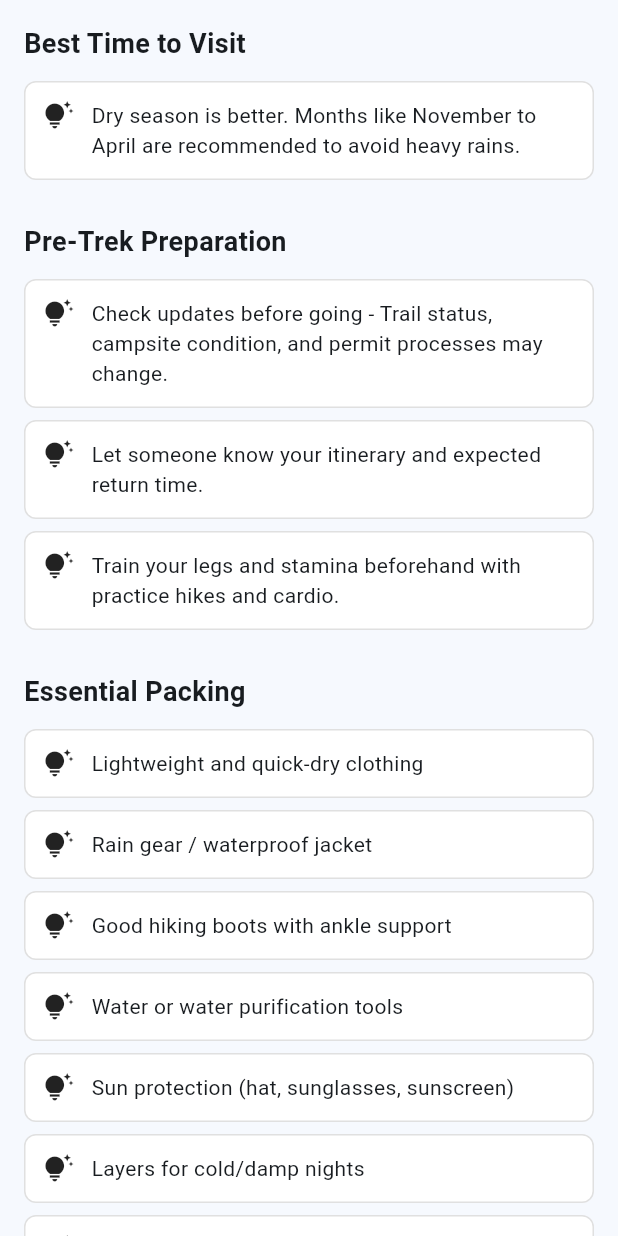
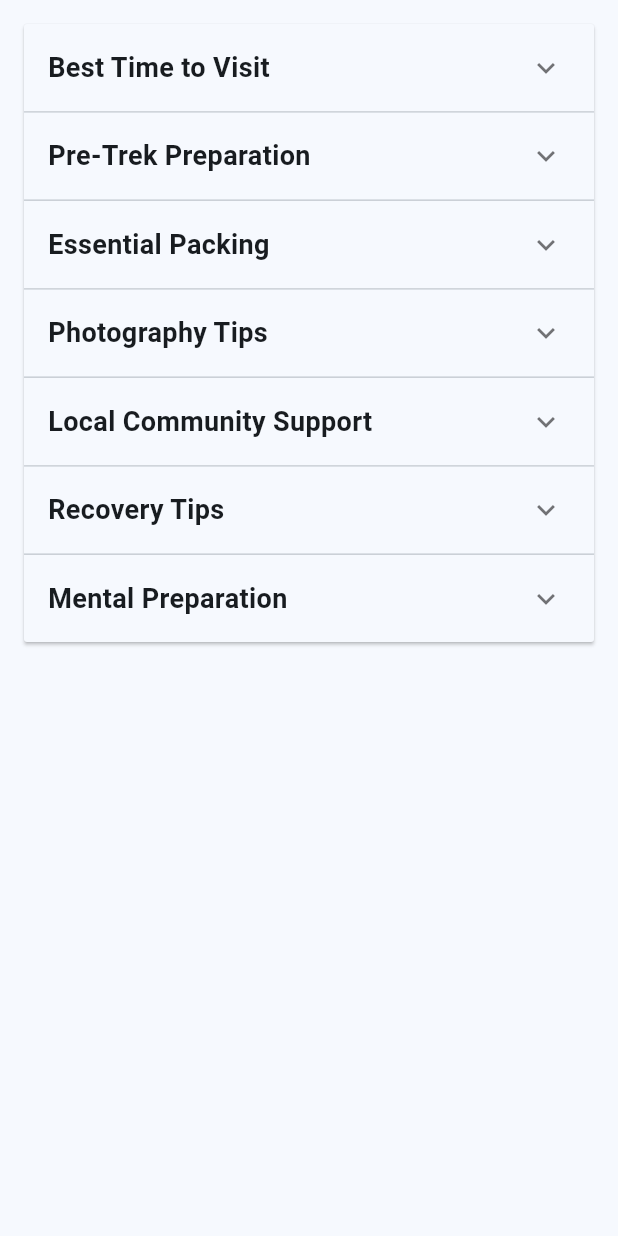
Before and after one commit to grmpycrab/TrekScanPlus, a Flutter app: the TrekTips widget shown alone on an empty page, opened directly, on a phone screen of 412 x 824 dp. Run offline on Flutter 3.47's test engine with Material 3 defaults, Android fonts, the phone set to English and light mode, and no system bars; our stand-ins replace cloud_firestore, file_picker, firebase_core, firebase_storage, permission_handler, shared_preferences; missing offline and left inert: mobile_scanner; accounts and stored records are empty.

Commit message:
expandable trek and tips

```diff
--- a/hamiguitan_trekscan_plus/lib/components/trek_tips.dart
+++ b/hamiguitan_trekscan_plus/lib/components/trek_tips.dart
@@ -1,26 +1,74 @@
 import 'package:flutter/material.dart';
 import '../theme/color.dart';
 
-class TrekTips extends StatelessWidget {
+class TrekTips extends StatefulWidget {
   const TrekTips({super.key});
+
+  @override
+  State<TrekTips> createState() => _TrekTipsState();
+}
+
+class _TrekTipsState extends State<TrekTips> {
+  final Map<String, bool> _expandedSections = {
+    'Best Time to Visit': false,
+    'Pre-Trek Preparation': false,
+    'Essential Packing': false,
+    'Photography Tips': false,
+    'Local Community Support': false,
+    'Recovery Tips': false,
+    'Mental Preparation': false,
+  };
 
   @override
   Widget build(BuildContext context) {
     return SingleChildScrollView(
       child: Padding(
         padding: const EdgeInsets.all(16.0),
-        child: Column(
-          crossAxisAlignment: CrossAxisAlignment.start,
-          children: [
-            _buildSection('Best Time to Visit', [
+        child: ExpansionPanelList(
+          elevation: 1,
+          expandedHeaderPadding: EdgeInsets.zero,
+          animationDuration: const Duration(milliseconds: 200),
+          expansionCallback: (index, isExpanded) {
+            setState(() {
+              final title = _sections.keys.elementAt(index);
+              _expandedSections[title] = !(_expandedSections[title] ?? false);
+            });
+          },
+          children: _sections.entries.map((entry) {
+            return ExpansionPanel(
+              headerBuilder: (context, isExpanded) {
+                return Padding(
+                  padding: const EdgeInsets.all(16),
+                  child: Text(
+                    entry.key,
+                    style: const TextStyle(
+                      fontSize: 18,
+                      fontWeight: FontWeight.bold,
+                    ),
+                  ),
+                );
+              },
+              body: Column(
+                children: entry.value.map((tip) => _buildTipItem(tip)).toList(),
+              ),
+              isExpanded: _expandedSections[entry.key] ?? false,
+            );
+          }).toList(),
+        ),
+      ),
+    );
+  }
+
+  final Map<String, List<String>> _sections = {
+    'Best Time to Visit': [
       'Dry season is better. Months like November to April are recommended to avoid heavy rains.',
-            ]),
-            _buildSection('Pre-Trek Preparation', [
+    ],
+    'Pre-Trek Preparation': [
       'Check updates before going - Trail status, campsite condition, and permit processes may change.',
       'Let someone know your itinerary and expected return time.',
       'Train your legs and stamina beforehand with practice hikes and cardio.',
-            ]),
-            _buildSection('Essential Packing', [
+    ],
+    'Essential Packing': [
       'Lightweight and quick-dry clothing',
       'Rain gear / waterproof jacket',
       'Good hiking boots with ankle support',
@@ -32,59 +80,38 @@ class TrekTips extends StatelessWidget {
       'Insect repellent',
       'Energy snacks and food',
       'Small biodegradable soap (use away from water sources)',
-            ]),
-            _buildSection('Photography Tips', [
+    ],
+    'Photography Tips': [
       'Bring a good camera or binoculars for birding',
       'Check rules on flash photography and drone use',
       'Protect equipment from moisture',
       'Best lighting is early morning or late afternoon',
-            ]),
-            _buildSection('Local Community Support', [
+    ],
+    'Local Community Support': [
       'Hire local guides and porters',
       'Buy locally made food or souvenirs',
       'Respect indigenous peoples\' customs',
       'Learn basic local phrases',
       'Support local conservation efforts',
-            ]),
-            _buildSection('Recovery Tips', [
+    ],
+    'Recovery Tips': [
       'Leave enough rest days after the trek',
       'Stay hydrated during and after the trek',
       'Do light stretches to prevent muscle stiffness',
       'Get adequate rest and nutrition',
-            ]),
-            _buildSection('Mental Preparation', [
+    ],
+    'Mental Preparation': [
       'Be patient with slow progress',
       'Enjoy the small things (birds, moss, silence)',
       'Accept that weather may force plan changes',
       'Stay positive and support fellow trekkers',
       'Practice mindfulness and appreciate nature',
-            ]),
     ],
-        ),
-      ),
-    );
-  }
-
-  Widget _buildSection(String title, List<String> items) {
-    return Container(
-      margin: const EdgeInsets.only(bottom: 20),
-      child: Column(
-        crossAxisAlignment: CrossAxisAlignment.start,
-        children: [
-          Text(
-            title,
-            style: const TextStyle(fontSize: 18, fontWeight: FontWeight.bold),
-          ),
-          const SizedBox(height: 12),
-          ...items.map((item) => _buildTipItem(item)),
-        ],
-      ),
-    );
-  }
+  };
 
   Widget _buildTipItem(String text) {
     return Container(
-      margin: const EdgeInsets.only(bottom: 8),
+      margin: const EdgeInsets.only(bottom: 8, left: 16, right: 16),
       padding: const EdgeInsets.all(12),
       decoration: BoxDecoration(
         color: AppColors.cardBackground,
```
Also changed, not shown: hamiguitan_trekscan_plus/lib/components/do_and_dont.dart (+68 -15 lines), hamiguitan_trekscan_plus/lib/models/calndar_model.dart (deleted). Lines whose indentation alone changed are shown as unchanged.
